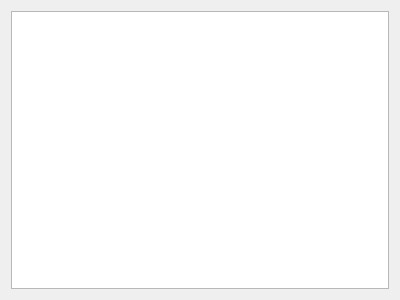
eyllanesc/stackoverflow, file 48138605/widget.ui: the form before one commit.
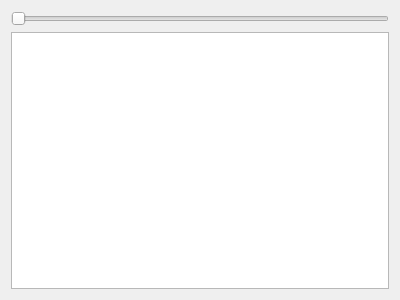
The form after the commit.

The edit to the form file:
```diff
--- a/48138605/widget.ui
+++ b/48138605/widget.ui
@@ -14,6 +14,13 @@
    <string>Widget</string>
   </property>
   <layout class="QVBoxLayout" name="verticalLayout">
+   <item>
+    <widget class="QSlider" name="horizontalSlider">
+     <property name="orientation">
+      <enum>Qt::Horizontal</enum>
+     </property>
+    </widget>
+   </item>
    <item>
     <widget class="QListWidget" name="listWidget"/>
    </item>
```
